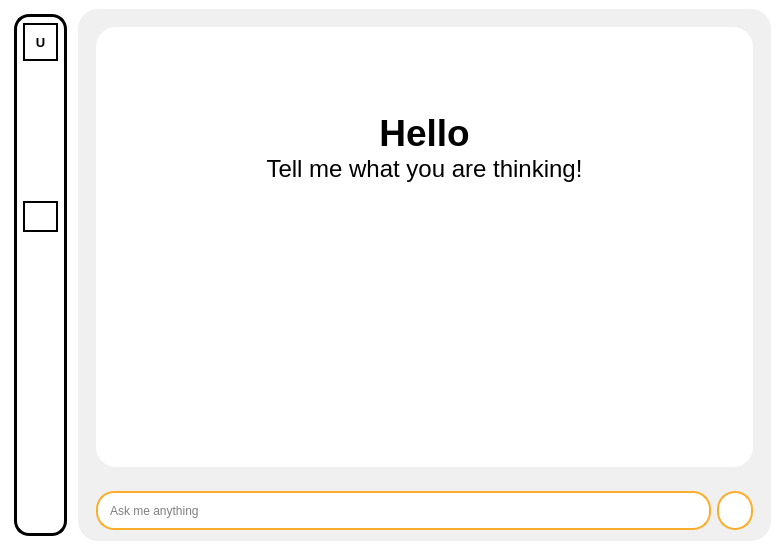
Before: the Qt Designer form SPCK/GUI/Chat.ui in MaiNgocChau9/Python-App-A-, drawn with Qt 5.
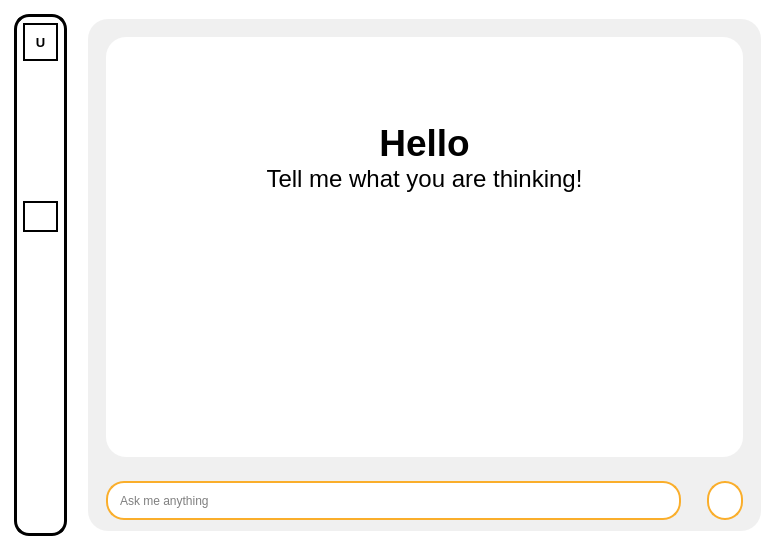
After: the same form once the commit is applied. Icons and pictures are not drawn.

```diff
--- a/SPCK/GUI/Chat.ui
+++ b/SPCK/GUI/Chat.ui
@@ -233,11 +233,15 @@
      <widget class="QWidget" name="widget_2" native="true">
       <property name="styleSheet">
        <string notr="true">border-radius: 20px;
-background-color: #F0F0F0;</string>
+background-color: #F0F0F0;
+margin: 10px;</string>
       </property>
       <layout class="QVBoxLayout" name="verticalLayout">
        <item>
         <widget class="QWidget" name="widget_3" native="true">
+         <property name="styleSheet">
+          <string notr="true">margin-bottom: 0px;</string>
+         </property>
          <layout class="QVBoxLayout" name="verticalLayout_3">
           <item>
            <widget class="QTextBrowser" name="textBrowser">
@@ -245,6 +249,7 @@
              <string notr="true">QTextBrowser{
 	border: 0px;
 	background-color: white;
+	margin-bottom: 0px;
 }</string>
             </property>
             <property name="html">
@@ -267,7 +272,8 @@
         <widget class="QWidget" name="widget_4" native="true">
          <property name="styleSheet">
           <string notr="true">max-height: 50px;
-min-height: 50px;</string>
+min-height: 50px;
+margin-top: 0px;</string>
          </property>
          <layout class="QHBoxLayout" name="horizontalLayout_2">
           <item>
```
